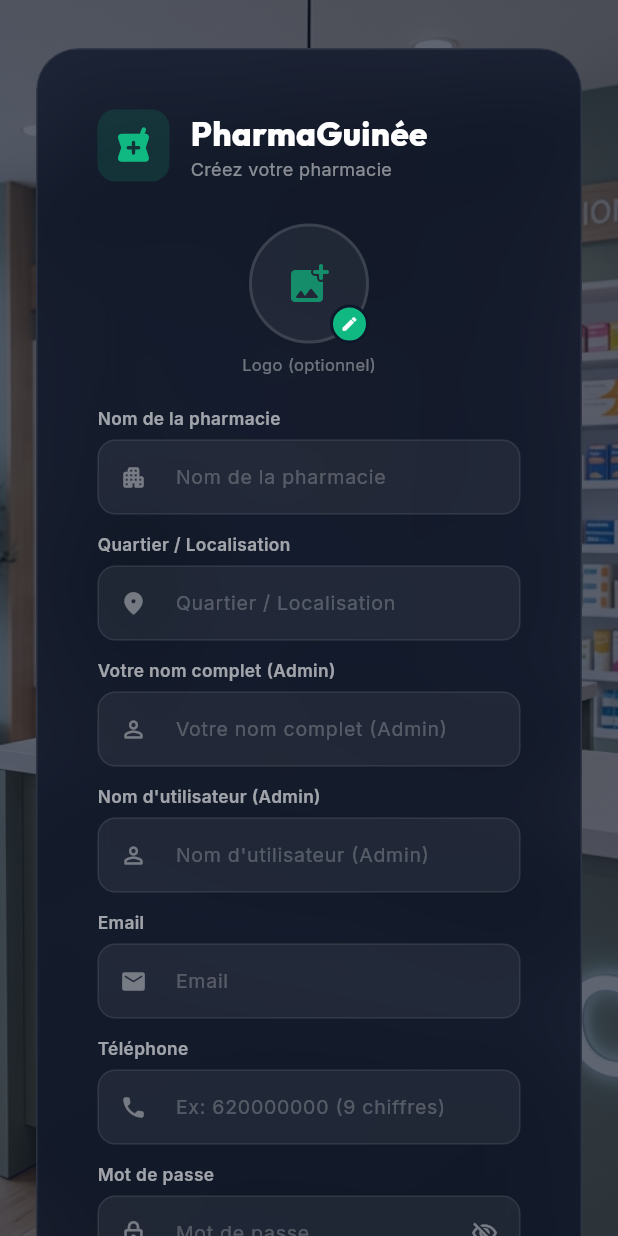
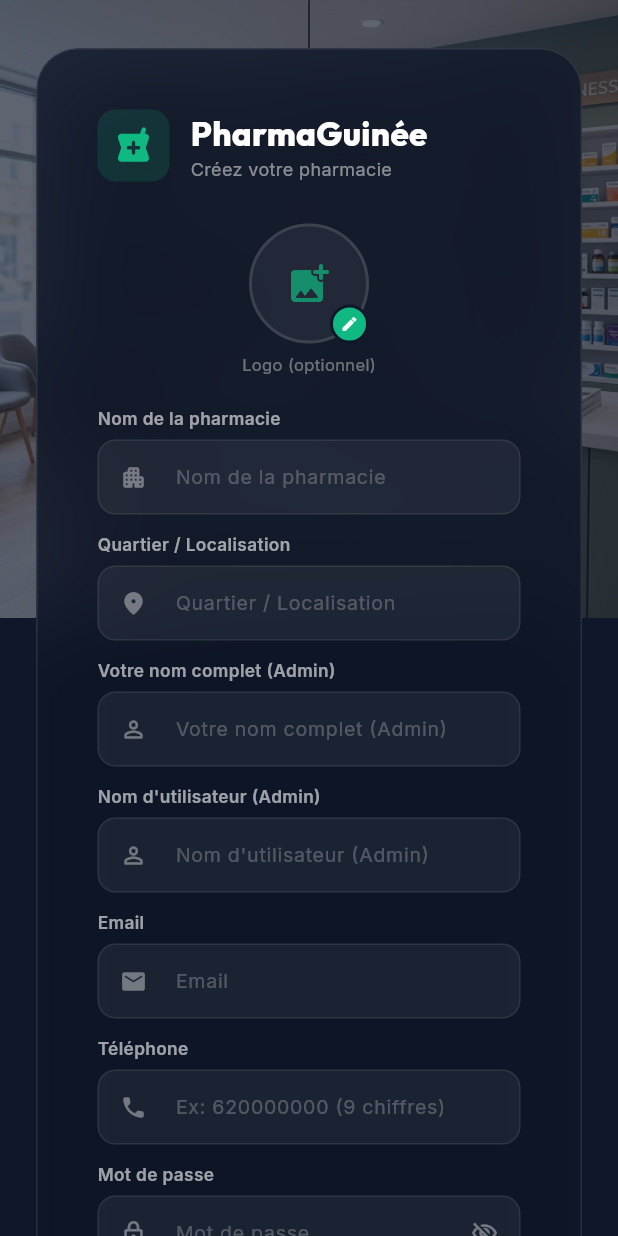
Before and after one commit to AdamaPlus/pharmacie, a Flutter app: the LoginView screen opened directly, on a phone screen of 412 x 824 dp. Run offline on Flutter 3.47's test engine with Material 3 defaults, Android fonts, the light colour scheme and no system bars; our stand-ins replace file_picker, fl_chart, google_fonts, pdf, printing, sqflite and 1 more; accounts and stored records are empty; statements that could not run were skipped.

Commit message:
Adjust registration screen image layout

```diff
--- a/lib/views/login_view.dart
+++ b/lib/views/login_view.dart
@@ -185,12 +185,24 @@
     // Premier lancement = inscription, sinon connexion
     final bool showRegister = !pharmacyRegistered;
 
+    final screenHeight = MediaQuery.of(context).size.height;
+
     return Scaffold(
       body: Stack(
         fit: StackFit.expand,
         children: [
           // ── Fond image pharmacie ──
-          Image.asset('assets/images/pharmacy_bg.png', fit: BoxFit.cover),
+          Positioned(
+            top: 0,
+            left: 0,
+            right: 0,
+            height: screenHeight * 0.5,
+            child: Image.asset(
+              'assets/images/pharmacy_bg.png',
+              fit: BoxFit.contain,
+              alignment: Alignment.topCenter,
+            ),
+          ),
 
           // ── Overlay sombre complet pour centrage ──
           Container(color: const Color(0xAA0F172A)),
```
